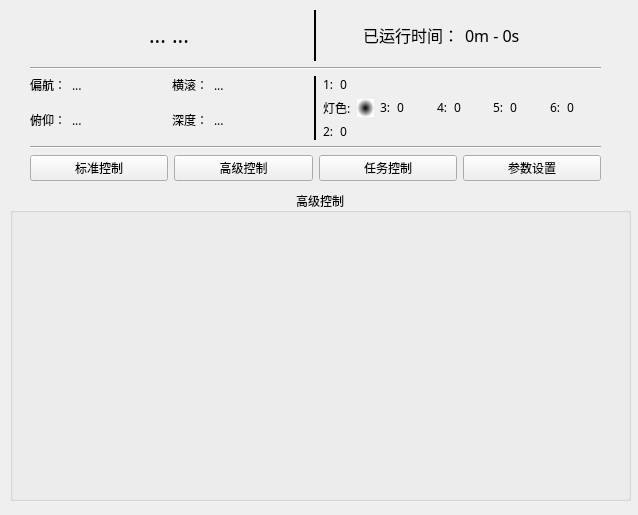
Before: the Qt Designer form controlpane.ui in helloxss/AUVMaster_Qt, drawn with Qt 5.
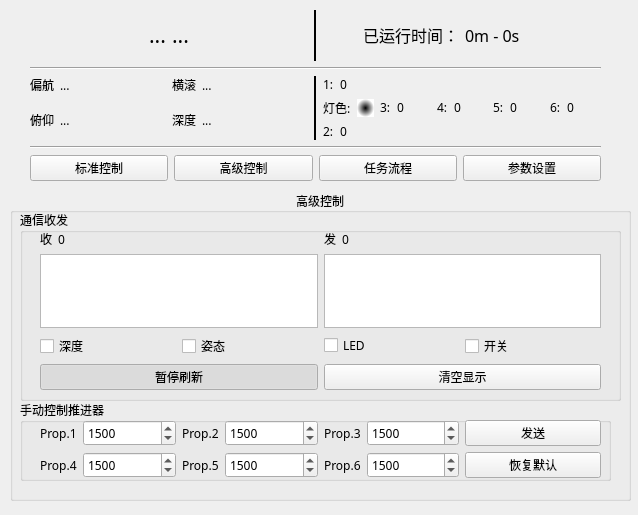
After: the same form once the commit is applied. The open tabs and pages were chosen to show the change.

```diff
--- a/controlpane.ui
+++ b/controlpane.ui
@@ -441,6 +441,323 @@
      <property name="flat">
       <bool>false</bool>
      </property>
+     <widget class="QGroupBox" name="groupBox_7">
+      <property name="geometry">
+       <rect>
+        <x>10</x>
+        <y>20</y>
+        <width>601</width>
+        <height>191</height>
+       </rect>
+      </property>
+      <property name="title">
+       <string>通信收发</string>
+      </property>
+      <property name="flat">
+       <bool>true</bool>
+      </property>
+      <property name="checkable">
+       <bool>false</bool>
+      </property>
+      <widget class="QWidget" name="layoutWidget">
+       <property name="geometry">
+        <rect>
+         <x>20</x>
+         <y>20</y>
+         <width>561</width>
+         <height>160</height>
+        </rect>
+       </property>
+       <layout class="QGridLayout" name="gridLayout_9">
+        <item row="0" column="0">
+         <layout class="QFormLayout" name="formLayout_8">
+          <item row="0" column="0">
+           <widget class="QLabel" name="label_17">
+            <property name="text">
+             <string>收</string>
+            </property>
+           </widget>
+          </item>
+          <item row="0" column="1">
+           <widget class="QLabel" name="txtRecvCnt">
+            <property name="text">
+             <string>0</string>
+            </property>
+           </widget>
+          </item>
+         </layout>
+        </item>
+        <item row="0" column="1">
+         <layout class="QFormLayout" name="formLayout_9">
+          <item row="0" column="0">
+           <widget class="QLabel" name="label_19">
+            <property name="text">
+             <string>发</string>
+            </property>
+           </widget>
+          </item>
+          <item row="0" column="1">
+           <widget class="QLabel" name="txtSendCnt">
+            <property name="text">
+             <string>0</string>
+            </property>
+           </widget>
+          </item>
+         </layout>
+        </item>
+        <item row="2" column="0" colspan="2">
+         <layout class="QGridLayout" name="gridLayout_15">
+          <item row="0" column="0">
+           <widget class="QCheckBox" name="chkDepthMsg">
+            <property name="text">
+             <string>深度</string>
+            </property>
+            <property name="checkable">
+             <bool>true</bool>
+            </property>
+           </widget>
+          </item>
+          <item row="0" column="1">
+           <widget class="QCheckBox" name="chkPosMsg">
+            <property name="text">
+             <string>姿态</string>
+            </property>
+           </widget>
+          </item>
+          <item row="0" column="2">
+           <widget class="QCheckBox" name="chkLEDMsg">
+            <property name="text">
+             <string>LED</string>
+            </property>
+           </widget>
+          </item>
+          <item row="0" column="3">
+           <widget class="QCheckBox" name="chkSwitchMsg">
+            <property name="text">
+             <string>开关</string>
+            </property>
+           </widget>
+          </item>
+          <item row="1" column="0" colspan="2">
+           <widget class="QPushButton" name="btnPauseMsg">
+            <property name="text">
+             <string>暂停刷新</string>
+            </property>
+            <property name="checkable">
+             <bool>true</bool>
+            </property>
+            <property name="checked">
+             <bool>true</bool>
+            </property>
+           </widget>
+          </item>
+          <item row="1" column="2" colspan="2">
+           <widget class="QPushButton" name="btnClearMsg">
+            <property name="text">
+             <string>清空显示</string>
+            </property>
+           </widget>
+          </item>
+         </layout>
+        </item>
+        <item row="1" column="0">
+         <widget class="QListWidget" name="lstCommRecv"/>
+        </item>
+        <item row="1" column="1">
+         <widget class="QListWidget" name="lstCommSend"/>
+        </item>
+       </layout>
+      </widget>
+     </widget>
+     <widget class="QGroupBox" name="groupBox_8">
+      <property name="geometry">
+       <rect>
+        <x>10</x>
+        <y>210</y>
+        <width>591</width>
+        <height>81</height>
+       </rect>
+      </property>
+      <property name="title">
+       <string>手动控制推进器</string>
+      </property>
+      <property name="flat">
+       <bool>true</bool>
+      </property>
+      <property name="checkable">
+       <bool>false</bool>
+      </property>
+      <widget class="QWidget" name="layoutWidget_6">
+       <property name="geometry">
+        <rect>
+         <x>20</x>
+         <y>20</y>
+         <width>561</width>
+         <height>58</height>
+        </rect>
+       </property>
+       <layout class="QGridLayout" name="gridLayout_16">
+        <item row="0" column="0">
+         <layout class="QFormLayout" name="formLayout_10">
+          <item row="0" column="0">
+           <widget class="QLabel" name="label_8">
+            <property name="text">
+             <string>Prop.1</string>
+            </property>
+           </widget>
+          </item>
+          <item row="0" column="1">
+           <widget class="QSpinBox" name="spnProp1">
+            <property name="minimum">
+             <number>1000</number>
+            </property>
+            <property name="maximum">
+             <number>2000</number>
+            </property>
+            <property name="value">
+             <number>1500</number>
+            </property>
+           </widget>
+          </item>
+         </layout>
+        </item>
+        <item row="0" column="1">
+         <layout class="QFormLayout" name="formLayout_11">
+          <item row="0" column="0">
+           <widget class="QLabel" name="label_14">
+            <property name="text">
+             <string>Prop.2</string>
+            </property>
+           </widget>
+          </item>
+          <item row="0" column="1">
+           <widget class="QSpinBox" name="spnProp2">
+            <property name="minimum">
+             <number>1000</number>
+            </property>
+            <property name="maximum">
+             <number>2000</number>
+            </property>
+            <property name="value">
+             <number>1500</number>
+            </property>
+           </widget>
+          </item>
+         </layout>
+        </item>
+        <item row="0" column="2">
+         <layout class="QFormLayout" name="formLayout_12">
+          <item row="0" column="0">
+           <widget class="QLabel" name="label_21">
+            <property name="text">
+             <string>Prop.3</string>
+            </property>
+           </widget>
+          </item>
+          <item row="0" column="1">
+           <widget class="QSpinBox" name="spnProp3">
+            <property name="minimum">
+             <number>1000</number>
+            </property>
+            <property name="maximum">
+             <number>2000</number>
+            </property>
+            <property name="value">
+             <number>1500</number>
+            </property>
+           </widget>
+          </item>
+         </layout>
+        </item>
+        <item row="0" column="3">
+         <widget class="QPushButton" name="btnSendPropOrder">
+          <property name="text">
+           <string>发送</string>
+          </property>
+         </widget>
+        </item>
+        <item row="1" column="0">
+         <layout class="QFormLayout" name="formLayout_13">
+          <item row="0" column="0">
+           <widget class="QLabel" name="label_9">
+            <property name="text">
+             <string>Prop.4</string>
+            </property>
+           </widget>
+          </item>
+          <item row="0" column="1">
+           <widget class="QSpinBox" name="spnProp4">
+            <property name="minimum">
+             <number>1000</number>
+            </property>
+            <property name="maximum">
+             <number>2000</number>
+            </property>
+            <property name="value">
+             <number>1500</number>
+            </property>
+           </widget>
+          </item>
+         </layout>
+        </item>
+        <item row="1" column="1">
+         <layout class="QFormLayout" name="formLayout_14">
+          <item row="0" column="0">
+           <widget class="QLabel" name="label_15">
+            <property name="text">
+             <string>Prop.5</string>
+            </property>
+           </widget>
+          </item>
+          <item row="0" column="1">
+           <widget class="QSpinBox" name="spnProp5">
+            <property name="minimum">
+             <number>1000</number>
+            </property>
+            <property name="maximum">
+             <number>2000</number>
+            </property>
+            <property name="value">
+             <number>1500</number>
+            </property>
+           </widget>
+          </item>
+         </layout>
+        </item>
+        <item row="1" column="2">
+         <layout class="QFormLayout" name="formLayout_15">
+          <item row="0" column="0">
+           <widget class="QLabel" name="label_16">
+            <property name="text">
+             <string>Prop.6</string>
+            </property>
+           </widget>
+          </item>
+          <item row="0" column="1">
+           <widget class="QSpinBox" name="spnProp6">
+            <property name="minimum">
+             <number>1000</number>
+            </property>
+            <property name="maximum">
+             <number>2000</number>
+            </property>
+            <property name="value">
+             <number>1500</number>
+            </property>
+           </widget>
+          </item>
+         </layout>
+        </item>
+        <item row="1" column="3">
+         <widget class="QPushButton" name="btnDefaultProp">
+          <property name="text">
+           <string>恢复默认</string>
+          </property>
+         </widget>
+        </item>
+       </layout>
+      </widget>
+     </widget>
     </widget>
    </widget>
    <widget class="QWidget" name="page">
@@ -564,7 +881,7 @@
            <string notr="true">font: 10pt &quot;微软雅黑&quot;;</string>
           </property>
           <property name="text">
-           <string>任务控制</string>
+           <string>任务流程</string>
           </property>
           <property name="checkable">
            <bool>true</bool>
@@ -824,7 +1141,7 @@
           <item row="0" column="0">
            <widget class="QLabel" name="label_29">
             <property name="text">
-             <string>偏航：</string>
+             <string>偏航</string>
             </property>
            </widget>
           </item>
@@ -849,7 +1166,7 @@
           <item row="0" column="0">
            <widget class="QLabel" name="label_30">
             <property name="text">
-             <string>横滚：</string>
+             <string>横滚</string>
             </property>
            </widget>
           </item>
@@ -860,7 +1177,7 @@
           <item row="0" column="0">
            <widget class="QLabel" name="label_31">
             <property name="text">
-             <string>俯仰：</string>
+             <string>俯仰</string>
             </property>
            </widget>
           </item>
@@ -885,7 +1202,7 @@
           <item row="0" column="0">
            <widget class="QLabel" name="label_33">
             <property name="text">
-             <string>深度：</string>
+             <string>深度</string>
             </property>
            </widget>
           </item>
```
Left out of the diff: 274 changed lines with no effect on the pictures.
